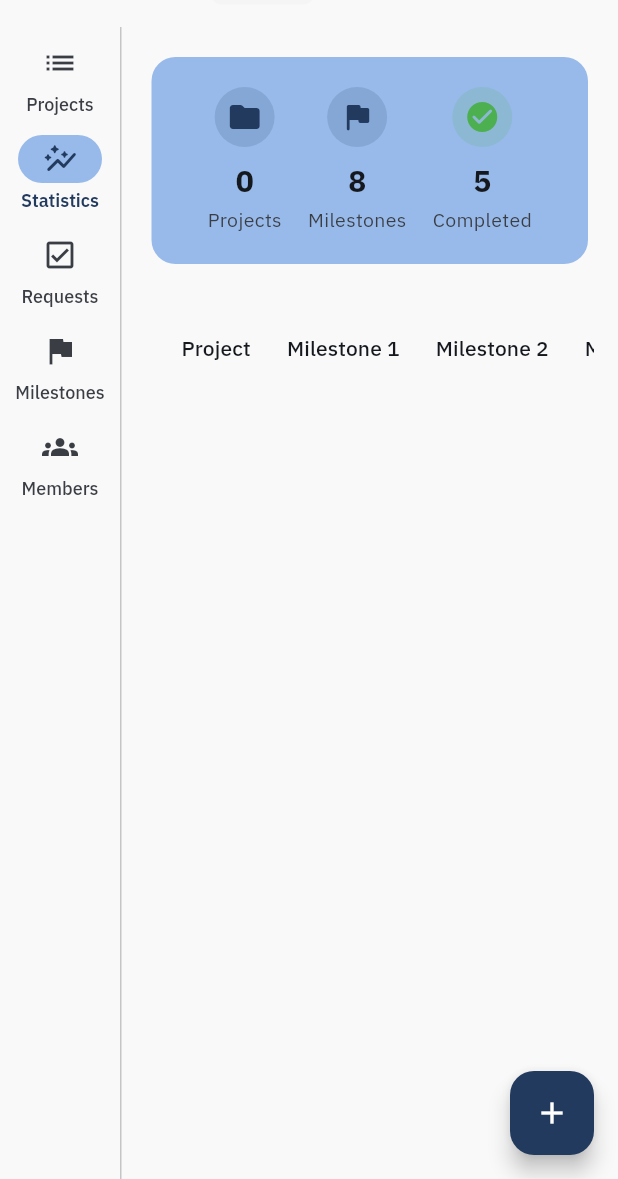
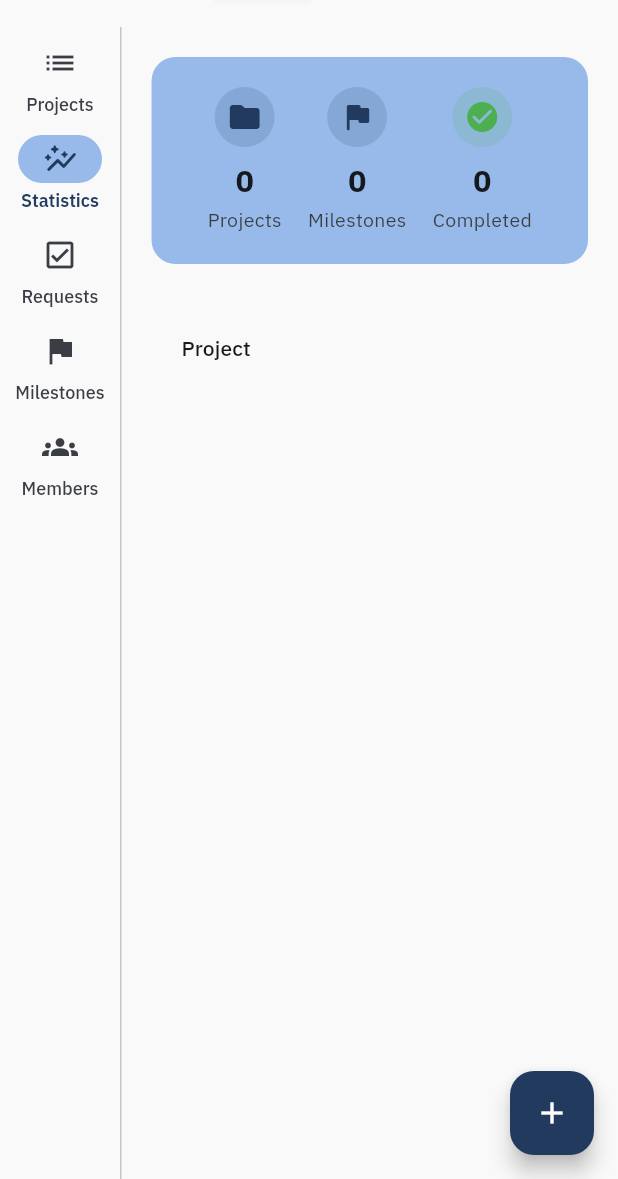
Before and after one commit to Sairam-Suresh/accelerator_squared, a Flutter app: the ProjectPage screen opened directly with empty values, after a tap on "Statistics", on a phone screen of 412 x 824 dp, the part 57-1236 px from its top. Run offline on Flutter 3.47's test engine with Material 3 defaults, Android fonts, the phone set to English and light mode, and no system bars; our stand-ins replace bloc, cloud_firestore, equatable, file_picker, firebase_auth, firebase_core and 4 more; missing offline and left inert: awesome_side_sheet; accounts and stored records are empty; generated files the repository leaves out were written again; network calls fail.

Commit message:
feat: stats page working

```diff
--- a/lib/blocs/projects/projects_bloc.dart
+++ b/lib/blocs/projects/projects_bloc.dart
@@ -655,8 +655,7 @@ class ProjectsBloc extends Bloc<ProjectsEvent, ProjectsState> {
           .update({'isCompleted': event.isCompleted});
       emit(
         ProjectActionSuccess(
-          'Milestone marked as ' +
-              (event.isCompleted ? 'completed' : 'incomplete'),
+          'Milestone marked as ${event.isCompleted ? 'completed' : 'incomplete'}',
         ),
       );
       add(FetchProjectsEvent(orgId, projectId: projectId));
@@ -671,12 +670,16 @@ class ProjectWithDetails {
   final Map<String, dynamic> data;
   final List<Map<String, dynamic>> milestones;
   final List<Map<String, dynamic>> comments;
+
   ProjectWithDetails({
     required this.id,
     required this.data,
     required this.milestones,
     required this.comments,
   });
+
+  /// Gets the project name from the data map
+  String get name => data['name'] as String? ?? data['title'] as String? ?? 'Unknown Project';
 }
 
 class _EmitProjectsLoaded extends ProjectsEvent {
--- a/lib/views/Project/project_page.dart
+++ b/lib/views/Project/project_page.dart
@@ -60,10 +60,6 @@ class _ProjectPageState extends State<ProjectPage>
     // Initialize TabController with correct length based on user role
   }
 
-  @override
-  void dispose() {
-    super.dispose();
-  }
 
   void _refreshData() {
     context.read<OrganisationsBloc>().add(FetchOrganisationsEvent());
@@ -547,7 +543,10 @@ class _ProjectPageState extends State<ProjectPage>
                                         ),
                               )
                               : _selectedIndex == 1
-                              ? OrgStatistics(projects: projects)
+                              ? OrgStatistics(
+                                  projects: projects,
+                                  organisationId: widget.organisationId,
+                                )
                               : _selectedIndex == 2
                               ? ProjectRequests(
                                 organisationId: widget.organisationId,
--- a/lib/views/organisations/org_requests.dart
+++ b/lib/views/organisations/org_requests.dart
@@ -96,7 +96,7 @@ class _RequestDialogState extends State<ProjectRequests> {
                   style: TextStyle(fontSize: 20, fontWeight: FontWeight.bold),
                 ),
                 SizedBox(height: 16),
-                !pendingRequests.isEmpty
+                pendingRequests.isNotEmpty
                     ? Expanded(
                       child: ListView.builder(
                         itemBuilder: (context, index) {
--- a/lib/views/organisations/org_stats.dart
+++ b/lib/views/organisations/org_stats.dart
@@ -1,48 +1,83 @@
 import 'package:flutter/material.dart';
 import 'package:flutter_bloc/flutter_bloc.dart';
-import 'package:accelerator_squared/blocs/organisations/organisations_bloc.dart';
+import 'package:accelerator_squared/blocs/projects/projects_bloc.dart';
 import 'package:accelerator_squared/models/projects.dart';
 
 class OrgStatistics extends StatefulWidget {
-  const OrgStatistics({super.key, required this.projects});
+  const OrgStatistics({
+    super.key,
+    required this.projects,
+    required this.organisationId,
+  });
 
   final List<Project> projects;
+  final String organisationId;
 
   @override
   State<OrgStatistics> createState() => _OrgStatisticsState();
 }
 
 class _OrgStatisticsState extends State<OrgStatistics> {
-  var sampleMilestonesDict = {
-    "Milestone 1": ["Completed", "100%"],
-    "Milestone 2": ["Incomplete", "75%"],
-    "Milestone 3": ["Incomplete", "Pending further review"],
-    "Milestone 4": ["Completed", "100%"],
-    "Milestone 5": ["Incomplete", "50%"],
-    "Milestone 6": ["Completed", "100%"],
-    "Milestone 7": ["Completed", "100%"],
-    "Milestone 8": ["Completed", "100%"],
-  };
+  @override
+  void initState() {
+    super.initState();
+    // Fetch projects with milestones data
+    context.read<ProjectsBloc>().add(FetchProjectsEvent(widget.organisationId));
+  }
 
   @override
   Widget build(BuildContext context) {
-    return BlocListener<OrganisationsBloc, OrganisationsState>(
-      listener: (context, state) {
-        if (state is OrganisationsLoaded) {
-          // Refresh data when organisation data is updated
-          // The parent widget will handle the refresh
+    return BlocBuilder<ProjectsBloc, ProjectsState>(
+      builder: (context, projectsState) {
+        if (projectsState is ProjectsLoading) {
+          return const Center(child: CircularProgressIndicator());
         }
+
+        if (projectsState is ProjectsError) {
+          return Center(
+            child: Column(
+              mainAxisAlignment: MainAxisAlignment.center,
+              children: [
+                Icon(Icons.error_outline, size: 64, color: Colors.red),
+                const SizedBox(height: 16),
+                Text('Error loading data: ${projectsState.message}'),
+                const SizedBox(height: 16),
+                ElevatedButton(
+                  onPressed: () {
+                    context.read<ProjectsBloc>().add(FetchProjectsEvent(widget.organisationId));
                   },
-      child: _buildContent(),
+                  child: const Text('Retry'),
+                ),
+              ],
+            ),
           );
         }
 
-  Widget _buildContent() {
+        if (projectsState is ProjectsLoaded) {
+          return _buildContent(projectsState.projects);
+        }
+
+        // Fallback: convert Project to ProjectWithDetails for compatibility
+        final fallbackProjects = widget.projects.map((p) => ProjectWithDetails(
+          id: p.id,
+          data: {'name': p.name, 'title': p.title, 'description': p.description},
+          milestones: [],
+          comments: [],
+        )).toList();
+
+        return _buildContent(fallbackProjects);
+      },
+    );
+  }
+
+  Widget _buildContent(List<ProjectWithDetails> projects) {
+    // Get organization-wide milestones (milestones that exist in ALL projects)
+    final orgWideMilestones = _getOrganizationWideMilestones(projects);
+
     // Calculate summary stats
-    int totalProjects = widget.projects.length;
-    int totalMilestones = sampleMilestonesDict.length;
-    int completedMilestones = sampleMilestonesDict.values
-        .where((v) => v[0] == "Completed").length;
+    int totalProjects = projects.length;
+    int totalMilestones = orgWideMilestones.length;
+    int completedMilestones = _getCompletedMilestonesCount(orgWideMilestones, projects);
 
     return SafeArea(
       child: Padding(
@@ -84,9 +119,9 @@ class _OrgStatisticsState extends State<OrgStatistics> {
                         dataRowMaxHeight: 80,
                         columns: [
                           DataColumn(label: Text("Project")),
-                          ...sampleMilestonesDict.keys.map((m) => DataColumn(label: Text(m))),
+                          ...orgWideMilestones.map((m) => DataColumn(label: Text(m['name'] ?? 'Unknown'))),
                         ],
-                        rows: widget.projects.map((project) {
+                        rows: projects.map((project) {
                           return DataRow(
                             cells: [
                               DataCell(Row(
@@ -99,29 +134,25 @@ class _OrgStatisticsState extends State<OrgStatistics> {
                                   Text(project.name, style: const TextStyle(fontWeight: FontWeight.bold)),
                                 ],
                               )),
-                              ...sampleMilestonesDict.entries.map((entry) {
-                                final status = entry.value[0];
-                                final percent = entry.value[1];
-                                return DataCell(Column(
-                                  mainAxisAlignment: MainAxisAlignment.center,
-                                  crossAxisAlignment: CrossAxisAlignment.start,
-                                  children: [
-                                    Chip(
+                              ...orgWideMilestones.map((orgMilestone) {
+                                final milestoneStatus = _getMilestoneStatusForProject(orgMilestone, project);
+                                final isCompleted = milestoneStatus['isCompleted'] ?? false;
+                                final status = isCompleted ? "Completed" : "Incomplete";
+
+                                return DataCell(Center(
+                                  child: Chip(
                                     label: Text(status),
-                                      backgroundColor: status == "Completed"
+                                    backgroundColor: isCompleted
                                         ? Colors.green.shade100
                                         : Colors.orange.shade100,
                                     labelStyle: TextStyle(
-                                        color: status == "Completed"
+                                      color: isCompleted
                                           ? Colors.green.shade800
                                           : Colors.orange.shade800,
                                       fontWeight: FontWeight.w600,
                                     ),
                                     visualDensity: VisualDensity.compact,
                                   ),
-                                    const SizedBox(height: 4),
-                                    Text(percent, style: TextStyle(fontSize: 13, color: Theme.of(context).colorScheme.onSurfaceVariant)),
-                                  ],
                                 ));
                               }),
                             ],
@@ -153,4 +184,103 @@ class _OrgStatisticsState extends State<OrgStatistics> {
       ],
     );
   }
+
+  /// Gets milestones that exist in ALL projects (organization-wide milestones)
+  /// These are identified by having the same sharedId across all projects
+  List<Map<String, dynamic>> _getOrganizationWideMilestones(List<ProjectWithDetails> projects) {
+    if (projects.isEmpty) return [];
+
+    // Collect all milestones from all projects
+    final allMilestones = <Map<String, dynamic>>[];
+    for (final project in projects) {
+      allMilestones.addAll(project.milestones);
     }
+
+    // Count how many times each sharedId appears
+    final sharedIdCounts = <String, int>{};
+    for (final milestone in allMilestones) {
+      final sharedId = milestone['sharedId'];
+      if (sharedId != null && sharedId.toString().isNotEmpty) {
+        sharedIdCounts[sharedId] = (sharedIdCounts[sharedId] ?? 0) + 1;
+      }
+    }
+
+    // Only include milestones that appear in every project
+    final orgWideSharedIds = sharedIdCounts.entries
+        .where((entry) => entry.value == projects.length)
+        .map((entry) => entry.key)
+        .toSet();
+
+    // Get one representative milestone for each org-wide sharedId
+    final orgWideMilestones = <Map<String, dynamic>>[];
+    final seenSharedIds = <String>{};
+
+    for (final milestone in allMilestones) {
+      final sharedId = milestone['sharedId'];
+      if (sharedId != null &&
+          orgWideSharedIds.contains(sharedId) &&
+          !seenSharedIds.contains(sharedId)) {
+        seenSharedIds.add(sharedId);
+        orgWideMilestones.add(milestone);
+      }
+    }
+
+    return orgWideMilestones;
+  }
+
+  /// Gets the completion status of a specific milestone for a specific project
+  Map<String, dynamic> _getMilestoneStatusForProject(
+    Map<String, dynamic> orgMilestone,
+    ProjectWithDetails project
+  ) {
+    final sharedId = orgMilestone['sharedId'];
+    if (sharedId == null) {
+      return {'isCompleted': false};
+    }
+
+    // Find the milestone in this project with the same sharedId
+    final projectMilestone = project.milestones.firstWhere(
+      (m) => m['sharedId'] == sharedId,
+      orElse: () => <String, dynamic>{},
+    );
+
+    if (projectMilestone.isEmpty) {
+      return {'isCompleted': false};
+    }
+
+    final isCompleted = projectMilestone['isCompleted'] ?? false;
+
+    return {
+      'isCompleted': isCompleted,
+    };
+  }
+
+  /// Counts how many organization-wide milestones are completed across all projects
+  int _getCompletedMilestonesCount(
+    List<Map<String, dynamic>> orgWideMilestones,
+    List<ProjectWithDetails> projects
+  ) {
+    if (projects.isEmpty) return 0;
+
+    int completedCount = 0;
+
+    for (final orgMilestone in orgWideMilestones) {
+      // Check if this milestone is completed in ALL projects
+      bool completedInAllProjects = true;
+
+      for (final project in projects) {
+        final status = _getMilestoneStatusForProject(orgMilestone, project);
+        if (!(status['isCompleted'] ?? false)) {
+          completedInAllProjects = false;
+          break;
+        }
+      }
+
+      if (completedInAllProjects) {
+        completedCount++;
+      }
+    }
+
+    return completedCount;
+  }
+}
```
Also changed, not shown: lib/views/Project/milestone_sheet.dart (+13 -13 lines), lib/views/Project/project_details.dart (+3 -9 lines), lib/views/organisations/org_milestones.dart (+6 -10 lines). Lines whose indentation alone changed are shown as unchanged.
